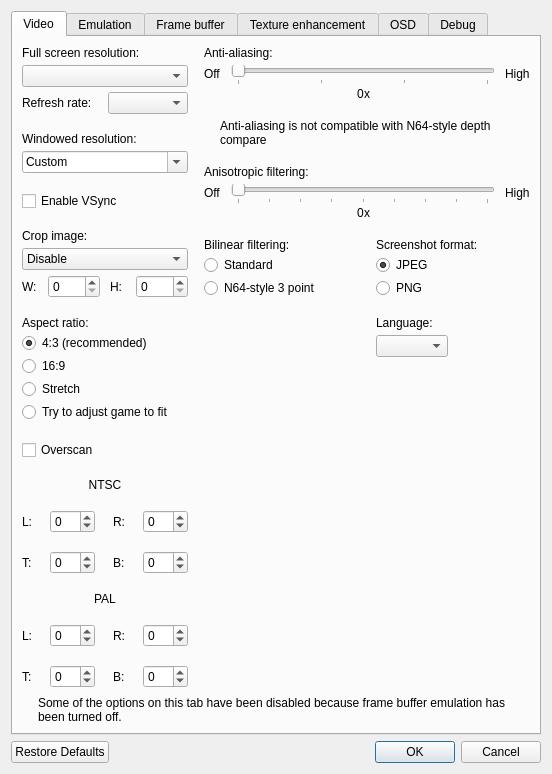
First picture: the form in src/GLideNUI/configDialog.ui, repository gonetz/GLideN64, before the edit.
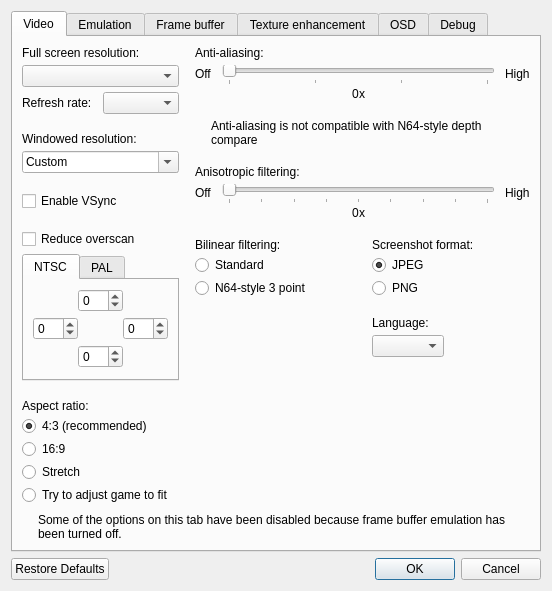
Second picture: the form after the edit. Icons and pictures are not drawn.

Commit message: UI: Crop removed, overscan controls now in hideable tab widget

The edit to the form file:
```diff
--- a/src/GLideNUI/configDialog.ui
+++ b/src/GLideNUI/configDialog.ui
@@ -158,9 +158,12 @@
             </widget>
            </item>
            <item>
-            <widget class="QFrame" name="cropImageFrame">
-             <property name="toolTip">
-              <string>&lt;html&gt;&lt;head/&gt;&lt;body&gt;&lt;p&gt;You can use this option to crop black borders. Use &lt;span style=&quot; font-weight:600;&quot;&gt;Auto per game&lt;/span&gt; to crop automatically based on the game or &lt;span style=&quot; font-weight:600;&quot;&gt;Custom&lt;/span&gt; to set the number of pixels yourself. The number of pixels is based on the original N64 resolution.&lt;/p&gt;&lt;/body&gt;&lt;/html&gt;</string>
+            <widget class="QFrame" name="overscanFrame">
+             <property name="minimumSize">
+              <size>
+               <width>147</width>
+               <height>0</height>
+              </size>
              </property>
              <layout class="QVBoxLayout" name="verticalLayout_25">
               <property name="spacing">
@@ -179,121 +182,114 @@
                <number>0</number>
               </property>
               <item>
-               <widget class="QLabel" name="cropImageLabel">
-                <property name="locale">
-                 <locale language="English" country="UnitedStates"/>
-                </property>
+               <widget class="QCheckBox" name="overscanCheckBox">
                 <property name="text">
-                 <string>&lt;html&gt;&lt;head/&gt;&lt;body&gt;&lt;p&gt;Crop image:&lt;/p&gt;&lt;/body&gt;&lt;/html&gt;</string>
+                 <string>Reduce overscan</string>
                 </property>
                </widget>
               </item>
               <item>
-               <widget class="QComboBox" name="cropImageComboBox">
-                <property name="locale">
-                 <locale language="English" country="UnitedStates"/>
+               <widget class="QTabWidget" name="overscanTabWidget">
+                <property name="sizePolicy">
+                 <sizepolicy hsizetype="Fixed" vsizetype="Fixed">
+                  <horstretch>0</horstretch>
+                  <verstretch>0</verstretch>
+                 </sizepolicy>
                 </property>
-                <item>
-                 <property name="text">
-                  <string>Disable</string>
-                 </property>
-                </item>
-                <item>
-                 <property name="text">
-                  <string>Auto per game</string>
-                 </property>
-                </item>
-                <item>
-                 <property name="text">
-                  <string>Custom</string>
-                 </property>
-                </item>
-               </widget>
-              </item>
-              <item>
-               <widget class="QFrame" name="cropImageCustomFrame">
-                <layout class="QHBoxLayout" name="horizontalLayout_23">
-                 <property name="leftMargin">
-                  <number>0</number>
-                 </property>
-                 <property name="topMargin">
-                  <number>0</number>
-                 </property>
-                 <property name="rightMargin">
-                  <number>0</number>
-                 </property>
-                 <property name="bottomMargin">
-                  <number>0</number>
-                 </property>
-                 <item>
-                  <widget class="QLabel" name="cropImageWidthLabel">
-                   <property name="locale">
-                    <locale language="English" country="UnitedStates"/>
-                   </property>
-                   <property name="text">
-                    <string extracomment="Abbreviation for &quot;width&quot;.">W:</string>
-                   </property>
-                  </widget>
-                 </item>
-                 <item>
-                  <widget class="QSpinBox" name="cropImageWidthSpinBox">
-                   <property name="minimumSize">
-                    <size>
-                     <width>52</width>
-                     <height>0</height>
-                    </size>
-                   </property>
-                   <property name="locale">
-                    <locale language="English" country="UnitedStates"/>
-                   </property>
-                   <property name="maximum">
-                    <number>64</number>
-                   </property>
-                  </widget>
-                 </item>
-                 <item>
-                  <spacer name="horizontalSpacer_9">
-                   <property name="orientation">
-                    <enum>Qt::Horizontal</enum>
-                   </property>
-                   <property name="sizeType">
-                    <enum>QSizePolicy::Fixed</enum>
-                   </property>
-                   <property name="sizeHint" stdset="0">
-                    <size>
-                     <width>4</width>
-                     <height>0</height>
-                    </size>
-                   </property>
-                  </spacer>
-                 </item>
-                 <item>
-                  <widget class="QLabel" name="cropImageHeightLabel">
-                   <property name="locale">
-                    <locale language="English" country="UnitedStates"/>
-                   </property>
-                   <property name="text">
-                    <string extracomment="Abbreviation for &quot;height&quot;.">H:</string>
-                   </property>
-                  </widget>
-                 </item>
-                 <item>
-                  <widget class="QSpinBox" name="cropImageHeightSpinBox">
-                   <property name="minimumSize">
-                    <size>
-                     <width>52</width>
-                     <height>0</height>
-                    </size>
-                   </property>
-                   <property name="locale">
-                    <locale language="English" country="UnitedStates"/>
-                   </property>
-                   <property name="maximum">
-                    <number>48</number>
-                   </property>
-                  </widget>
-                 </item>
-                </layout>
+                <widget class="QWidget" name="overscanNtscTab">
+                 <attribute name="title">
+                  <string>NTSC</string>
+                 </attribute>
+                 <layout class="QGridLayout" name="gridLayout_2">
+                  <property name="leftMargin">
+                   <number>9</number>
+                  </property>
+                  <property name="topMargin">
+                   <number>9</number>
+                  </property>
+                  <property name="rightMargin">
+                   <number>9</number>
+                  </property>
+                  <property name="bottomMargin">
+                   <number>9</number>
+                  </property>
+                  <property name="horizontalSpacing">
+                   <number>0</number>
+                  </property>
+                  <property name="verticalSpacing">
+                   <number>5</number>
+                  </property>
+                  <item row="1" column="0">
+                   <widget class="QSpinBox" name="overscanNtscLeftSpinBox">
+                    <property name="minimum">
+                     <number>-99</number>
+                    </property>
+                   </widget>
+                  </item>
+                  <item row="1" column="2">
+                   <widget class="QSpinBox" name="overscanNtscRightSpinBox">
+                    <property name="minimum">
+                     <number>-99</number>
+                    </property>
+                   </widget>
+                  </item>
+                  <item row="0" column="1">
+                   <widget class="QSpinBox" name="overscanNtscTopSpinBox">
+                    <property name="minimum">
+                     <number>-99</number>
+                    </property>
+                   </widget>
+                  </item>
+                  <item row="2" column="1">
+                   <widget class="QSpinBox" name="overscanNtscBottomSpinBox">
+                    <property name="minimum">
+                     <number>-99</number>
+                    </property>
+                   </widget>
+                  </item>
+                 </layout>
+                </widget>
+                <widget class="QWidget" name="overscanPalTab">
+                 <attribute name="title">
+                  <string>PAL</string>
+                 </attribute>
+                 <layout class="QGridLayout" name="gridLayout_4">
+                  <property name="horizontalSpacing">
+                   <number>0</number>
+                  </property>
+                  <property name="verticalSpacing">
+                   <number>5</number>
+                  </property>
+                  <item row="2" column="1">
+                   <widget class="QSpinBox" name="overscanPalBottomSpinBox">
+                    <property name="minimum">
+                     <number>-99</number>
+                    </property>
+                   </widget>
+                  </item>
+                  <item row="1" column="2">
+                   <widget class="QSpinBox" name="overscanPalRightSpinBox">
+                    <property name="minimum">
+                     <number>-99</number>
+                    </property>
+                   </widget>
+                  </item>
+                  <item row="1" column="0">
+                   <widget class="QSpinBox" name="overscanPalLeftSpinBox">
+                    <property name="minimum">
+                     <number>-99</number>
+                    </property>
+                   </widget>
+                  </item>
+                  <item row="0" column="1">
+                   <widget class="QSpinBox" name="overscanPalTopSpinBox">
+                    <property name="minimum">
+                     <number>-99</number>
+                    </property>
+                   </widget>
+                  </item>
+                 </layout>
+                </widget>
                </widget>
               </item>
              </layout>
@@ -373,165 +369,6 @@
              </layout>
             </widget>
            </item>
-           <item>
-            <layout class="QVBoxLayout" name="verticalLayoutOverscan">
-             <item>
-              <widget class="QCheckBox" name="overscanCheckBox">
-               <property name="text">
-                <string>Overscan</string>
-               </property>
-              </widget>
-             </item>
-             <item>
-              <widget class="QLabel" name="label_4">
-               <property name="text">
-                <string>NTSC</string>
-               </property>
-               <property name="alignment">
-                <set>Qt::AlignCenter</set>
-               </property>
-              </widget>
-             </item>
-             <item>
-              <layout class="QHBoxLayout" name="horizontalLayout_NTSC13">
-               <item>
-                <widget class="QLabel" name="label_ntsc_l">
-                 <property name="text">
-                  <string>L:</string>
-                 </property>
-                </widget>
-               </item>
-               <item>
-                <widget class="QSpinBox" name="overscanNtscLeftSpinBox">
-                 <property name="minimum">
-                  <number>-99</number>
-                 </property>
-                </widget>
-               </item>
-               <item>
-                <widget class="QLabel" name="label_ntsc_r">
-                 <property name="text">
-                  <string>R:</string>
-                 </property>
-                </widget>
-               </item>
-               <item>
-                <widget class="QSpinBox" name="overscanNtscRightSpinBox">
-                 <property name="minimum">
-                  <number>-99</number>
-                 </property>
-                </widget>
-               </item>
-              </layout>
-             </item>
-             <item>
-              <layout class="QHBoxLayout" name="horizontalLayout_NTSC14">
-               <item>
-                <widget class="QLabel" name="label_ntsc_t">
-                 <property name="text">
-                  <string>T:</string>
-                 </property>
-                </widget>
-               </item>
-               <item>
-                <widget class="QSpinBox" name="overscanNtscTopSpinBox">
-                 <property name="minimum">
-                  <number>-99</number>
-                 </property>
-                </widget>
-               </item>
-               <item>
-                <widget class="QLabel" name="label_ntsc_b">
-                 <property name="text">
-                  <string>B:</string>
-                 </property>
-                </widget>
-               </item>
-               <item>
-                <widget class="QSpinBox" name="overscanNtscBottomSpinBox">
-                 <property name="minimum">
-                  <number>-99</number>
-                 </property>
-                </widget>
-               </item>
-              </layout>
-             </item>
-             <item>
-              <widget class="QLabel" name="label_pal">
-               <property name="text">
-                <string>PAL</string>
-               </property>
-               <property name="alignment">
-                <set>Qt::AlignCenter</set>
-               </property>
-              </widget>
-             </item>
-             <item>
-              <layout class="QHBoxLayout" name="horizontalLayout_pal_13">
-               <item>
-                <widget class="QLabel" name="label_pal_l">
-                 <property name="text">
-                  <string>L:</string>
-                 </property>
-                </widget>
-               </item>
-               <item>
-                <widget class="QSpinBox" name="overscanPalLeftSpinBox">
-                 <property name="minimum">
-                  <number>-99</number>
-                 </property>
-                </widget>
-               </item>
-               <item>
-                <widget class="QLabel" name="label_pal_2">
-                 <property name="text">
-                  <string>R:</string>
-                 </property>
-                </widget>
-               </item>
-               <item>
-                <widget class="QSpinBox" name="overscanPalRightSpinBox">
-                 <property name="minimum">
-                  <number>-99</number>
-                 </property>
-                </widget>
-               </item>
-              </layout>
-             </item>
-             <item>
-              <layout class="QHBoxLayout" name="horizontalLayout_pal_14">
-               <item>
-                <widget class="QLabel" name="label_pal_t">
-                 <property name="text">
-                  <string>T:</string>
-                 </property>
-                </widget>
-               </item>
-               <item>
-                <widget class="QSpinBox" name="overscanPalTopSpinBox">
-                 <property name="minimum">
-                  <number>-99</number>
-                 </property>
-                </widget>
-               </item>
-               <item>
-                <widget class="QLabel" name="label_pal_b">
-                 <property name="text">
-                  <string>B:</string>
-                 </property>
-                </widget>
-               </item>
-               <item>
-                <widget class="QSpinBox" name="overscanPalBottomSpinBox">
-                 <property name="minimum">
-                  <number>-99</number>
-                 </property>
-                </widget>
-               </item>
-              </layout>
-             </item>
-            </layout>
-           </item>
            <item>
             <spacer name="verticalSpacer">
              <property name="orientation">
```
Left out of the diff: 46 changed lines with no effect on the pictures. The commit also changes 2 other files.
